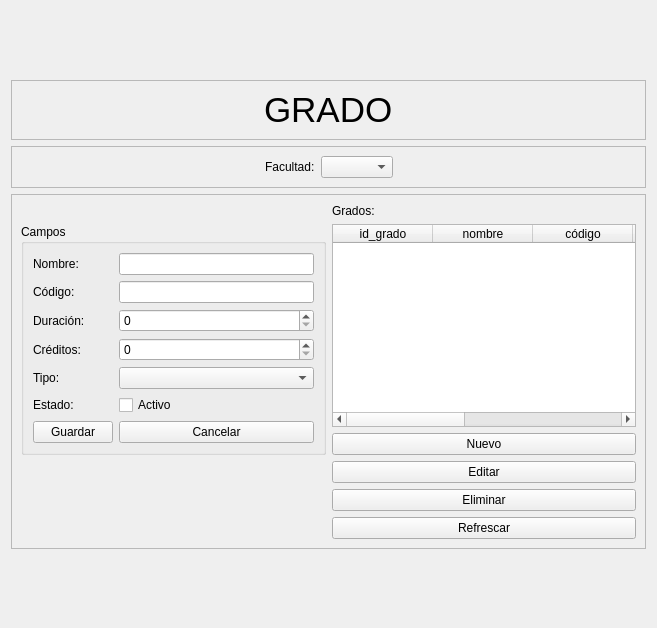
First picture: the form in app/view/GradoPage.ui, repository victorgp12/2DAM_DI_Universidad, before the edit.
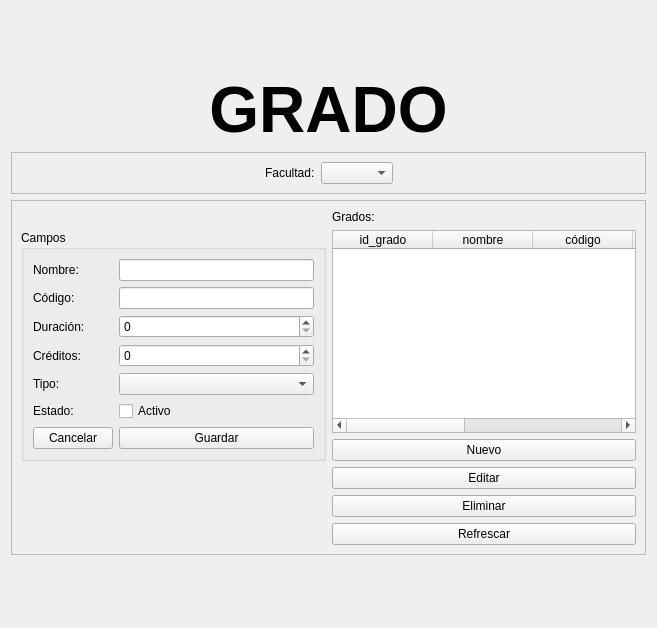
Second picture: the form after the edit.

Commit message: cambios grado

What changed in the file:
```diff
--- a/app/view/GradoPage.ui
+++ b/app/view/GradoPage.ui
@@ -28,53 +28,19 @@
     </spacer>
    </item>
    <item>
-    <widget class="QFrame" name="frame">
-     <property name="frameShape">
-      <enum>QFrame::Shape::StyledPanel</enum>
+    <widget class="QLabel" name="lblgrado">
+     <property name="font">
+      <font>
+       <pointsize>48</pointsize>
+       <bold>true</bold>
+      </font>
      </property>
-     <property name="frameShadow">
-      <enum>QFrame::Shadow::Raised</enum>
+     <property name="text">
+      <string>GRADO</string>
      </property>
-     <layout class="QGridLayout" name="gridLayout_2">
-      <item row="0" column="1">
-       <widget class="QLabel" name="label">
-        <property name="font">
-         <font>
-          <pointsize>26</pointsize>
-         </font>
-        </property>
-        <property name="text">
-         <string>GRADO</string>
-        </property>
-       </widget>
-      </item>
-      <item row="0" column="2">
-       <spacer name="horizontalSpacer_2">
-        <property name="orientation">
-         <enum>Qt::Orientation::Horizontal</enum>
-        </property>
-        <property name="sizeHint" stdset="0">
-         <size>
-          <width>40</width>
-          <height>20</height>
-         </size>
-        </property>
-       </spacer>
-      </item>
-      <item row="0" column="0">
-       <spacer name="horizontalSpacer">
-        <property name="orientation">
-         <enum>Qt::Orientation::Horizontal</enum>
-        </property>
-        <property name="sizeHint" stdset="0">
-         <size>
-          <width>40</width>
-          <height>20</height>
-         </size>
-        </property>
-       </spacer>
-      </item>
-     </layout>
+     <property name="alignment">
+      <set>Qt::AlignmentFlag::AlignCenter</set>
+     </property>
     </widget>
    </item>
    <item>
@@ -237,14 +203,14 @@
            </property>
           </widget>
          </item>
-         <item row="6" column="0">
+         <item row="7" column="1">
           <widget class="QPushButton" name="btn_guardar">
            <property name="text">
             <string>Guardar</string>
            </property>
           </widget>
          </item>
-         <item row="6" column="1">
+         <item row="7" column="0">
           <widget class="QPushButton" name="btn_cancelar">
            <property name="text">
             <string>Cancelar</string>
```
The commit also changes 2 other files.
